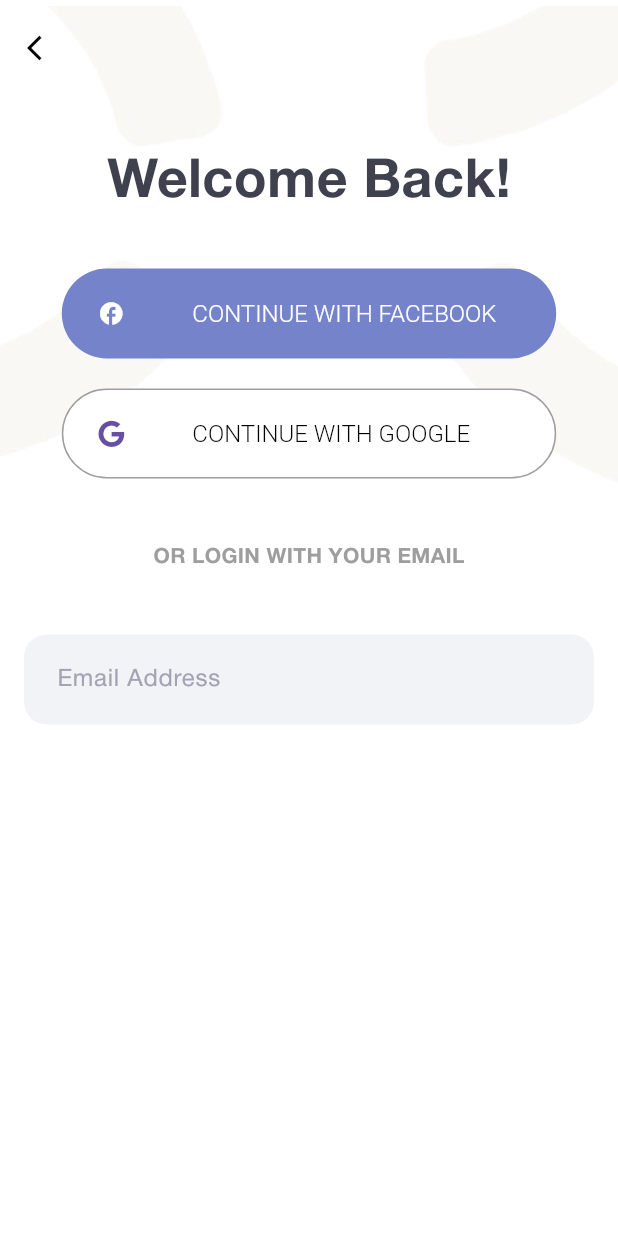
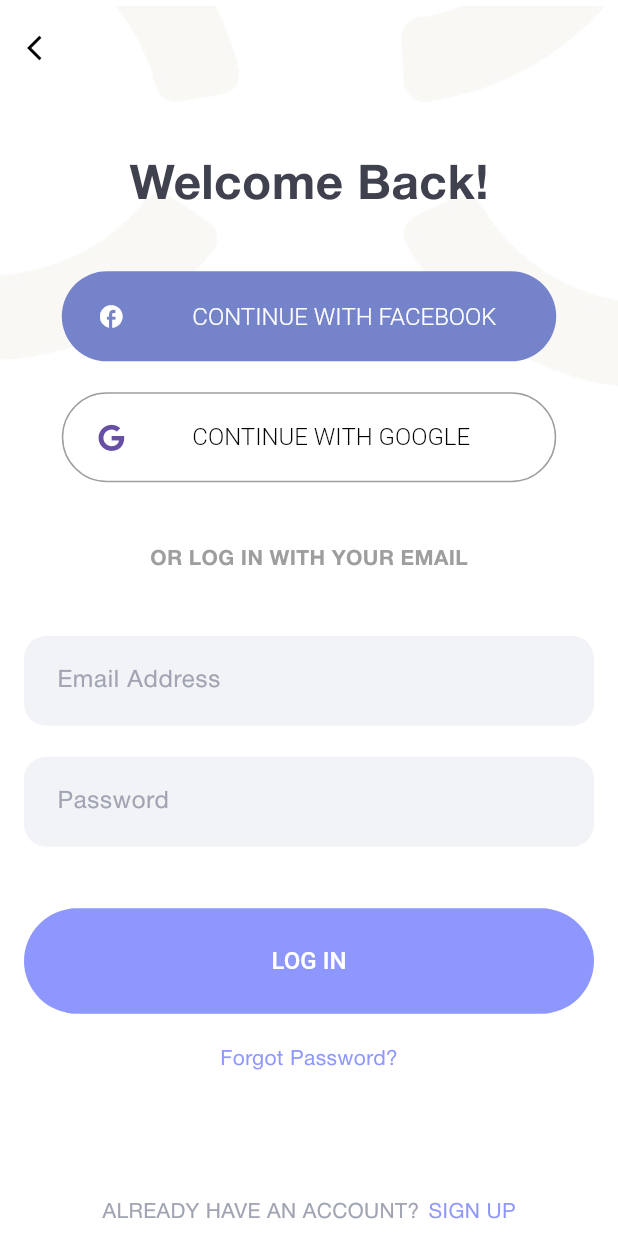
Before and after one commit to Tolutoon/silent_moon, a Flutter app: the screen it shows after launch, after a tap on "Log in", on a phone screen of 412 x 824 dp. Run offline on Flutter 3.47's test engine with Material 3 defaults, Android fonts, the phone set to English and light mode, and no system bars; our stand-ins replace flutter_svg, font_awesome_flutter.

Commit message:
signin page completed

```diff
--- a/lib/common/widgets/button/basicButton/basic_button.dart
+++ b/lib/common/widgets/button/basicButton/basic_button.dart
@@ -27,8 +27,9 @@ class BasicAppButton extends StatelessWidget {
                   ),
                   minimumSize: Size.fromHeight(height ?? 7)),
               child: Text(
-                title,
-                style: TextStyle(color: Colors.white),
+                title.toUpperCase(),
+                style:
+                    TextStyle(color: Colors.white, fontWeight: FontWeight.w500),
               ))),
     );
   }
--- a/lib/presentation/auth/signin.dart
+++ b/lib/presentation/auth/signin.dart
@@ -1,6 +1,7 @@
 import 'package:flutter/material.dart';
 import 'package:font_awesome_flutter/font_awesome_flutter.dart';
 import 'package:silent_moon/common/widgets/appbar/appbar.dart';
+import 'package:silent_moon/common/widgets/button/basicButton/basic_button.dart';
 import 'package:silent_moon/common/widgets/button/socialButton/social_button.dart';
 import 'package:silent_moon/common/widgets/input/basicInput/basicInput.dart';
 import 'package:silent_moon/core/config/assets/app_images.dart';
@@ -11,6 +12,9 @@ class SignInPage extends StatelessWidget {
 
   @override
   Widget build(BuildContext context) {
+    final height = MediaQuery.of(context).size.height;
+    final width = MediaQuery.of(context).size.width;
+
     return Scaffold(
       extendBodyBehindAppBar: true, // Makes AppBar overlay background
       backgroundColor: AppColors.backgroundColor, // Keeps scaffold background
@@ -26,7 +30,7 @@ class SignInPage extends StatelessWidget {
               Appimages.backImg,
               width: double.infinity,
               fit: BoxFit.cover,
-              height: MediaQuery.of(context).size.height * 0.5, // Adjust height
+              height: MediaQuery.of(context).size.height * 0.4, // Adjust height
             ),
           ),
 
@@ -38,18 +42,19 @@ class SignInPage extends StatelessWidget {
                 child: Center(
                   child: Padding(
                     padding: const EdgeInsets.symmetric(horizontal: 16.0),
+                    child: SingleChildScrollView(
                       child: Column(
                         children: [
                           const Text(
                             "Welcome Back!",
                             style: TextStyle(
-                            fontSize: 36,
+                              fontSize: 32,
                               fontWeight: FontWeight.bold,
                               color: AppColors.darkBlue,
                             ),
                           ),
-                        const SizedBox(
-                          height: 32,
+                          SizedBox(
+                            height: height * 0.04,
                           ),
                           SocialButton(
                             onPressed: () {},
@@ -59,8 +64,8 @@ class SignInPage extends StatelessWidget {
                             backgroundColor: AppColors.secondary,
                             text: 'Continue with Facebook',
                           ),
-                        const SizedBox(
-                          height: 20,
+                          SizedBox(
+                            height: height * 0.025,
                           ),
                           SocialButton(
                             hasOutline: true,
@@ -71,21 +76,63 @@ class SignInPage extends StatelessWidget {
                             backgroundColor: Colors.white,
                             text: 'Continue with Google',
                           ),
-                        const SizedBox(
-                          height: 42,
+                          SizedBox(
+                            height: height * 0.05,
                           ),
                           const Text(
-                          'OR LOGIN WITH YOUR EMAIL',
+                            'OR LOG IN WITH YOUR EMAIL',
                             style: TextStyle(
-                              color: Colors.grey, fontWeight: FontWeight.bold),
+                                color: Colors.grey,
+                                fontWeight: FontWeight.bold),
                           ),
-                        const SizedBox(
-                          height: 42,
+                          SizedBox(
+                            height: height * 0.05,
                           ),
                           BasicInputField(
                             hintText: 'Email Address',
                           ),
+                          SizedBox(
+                            height: height * 0.025,
+                          ),
+                          BasicInputField(
+                            hintText: 'Password',
+                          ),
+                          SizedBox(
+                            height: height * 0.05,
+                          ),
+                          BasicAppButton(
+                            onPressed: () {},
+                            title: 'Log In',
+                            height: 70,
+                          ),
+                          const SizedBox(
+                            height: 20,
+                          ),
+                          const Text(
+                            'Forgot Password?',
+                            style: TextStyle(color: AppColors.primary),
+                          ),
+                          SizedBox(
+                            height: height * 0.1,
+                          ),
+                          const Row(
+                            mainAxisAlignment: MainAxisAlignment.center,
+                            children: [
+                              Text(
+                                'ALREADY HAVE AN ACCOUNT?',
+                                style: TextStyle(color: AppColors.lightGrey),
+                              ),
+                              const SizedBox(
+                                width: 6,
+                              ),
+                              Text(
+                                'SIGN UP',
+                                style: TextStyle(color: AppColors.primary),
+                              )
                             ],
+                          )
+                        ],
+                      ),
                     ),
                   ),
                 ),
--- /dev/null
+++ b/lib/presentation/auth/signup.dart
@@ -0,0 +1,13 @@
+import 'package:flutter/material.dart';
+import 'package:silent_moon/common/widgets/appbar/appbar.dart';
+
+class SignUpPage extends StatelessWidget {
+  const SignUpPage({super.key});
+
+  @override
+  Widget build(BuildContext context) {
+    return Scaffold(
+      appBar: BasicAppBar(),
+    );
+  }
+}
```
Lines whose indentation alone changed are shown as unchanged.
